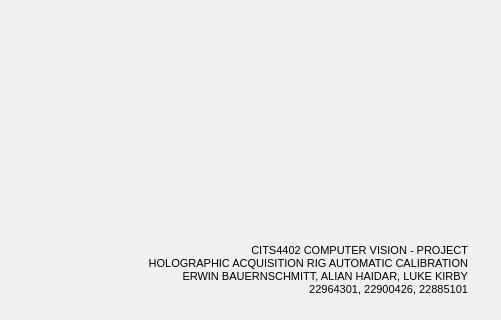
Above: sourcecode/gui.ui from alian1001/Holographic-Acquisition-Calibration-Tool before the change; both pictures show x 689 to 1190 and y 170 to 490 of the 1190 by 490 pixel window. Below: the same form after it.
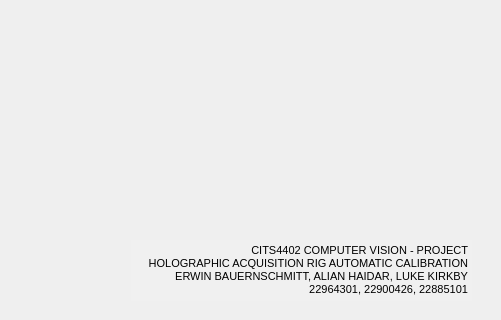
That is the form after the change. Icons and pictures are not drawn.

Diff of the .ui file:
```diff
--- a/sourcecode/gui.ui
+++ b/sourcecode/gui.ui
@@ -173,7 +173,7 @@
 &lt;/style&gt;&lt;/head&gt;&lt;body style=&quot; font-family:'MS Shell Dlg 2'; font-size:10pt; font-weight:400; font-style:normal;&quot;&gt;
 &lt;p align=&quot;right&quot; style=&quot; margin-top:0px; margin-bottom:0px; margin-left:0px; margin-right:0px; -qt-block-indent:0; text-indent:0px;&quot;&gt;&lt;span style=&quot; font-family:'Consolas,Courier New,monospace'; font-size:8pt; color:#000000;&quot;&gt;CITS4402 COMPUTER VISION - PROJECT&lt;/span&gt;&lt;/p&gt;
 &lt;p align=&quot;right&quot; style=&quot; margin-top:0px; margin-bottom:0px; margin-left:0px; margin-right:0px; -qt-block-indent:0; text-indent:0px;&quot;&gt;&lt;span style=&quot; font-family:'Consolas,Courier New,monospace'; font-size:8pt; color:#000000;&quot;&gt;HOLOGRAPHIC ACQUISITION RIG AUTOMATIC CALIBRATION&lt;/span&gt;&lt;/p&gt;
-&lt;p align=&quot;right&quot; style=&quot; margin-top:0px; margin-bottom:0px; margin-left:0px; margin-right:0px; -qt-block-indent:0; text-indent:0px;&quot;&gt;&lt;span style=&quot; font-family:'Consolas,Courier New,monospace'; font-size:8pt; color:#000000;&quot;&gt;ERWIN BAUERNSCHMITT, ALIAN HAIDAR, LUKE KIRBY&lt;/span&gt;&lt;/p&gt;
+&lt;p align=&quot;right&quot; style=&quot; margin-top:0px; margin-bottom:0px; margin-left:0px; margin-right:0px; -qt-block-indent:0; text-indent:0px;&quot;&gt;&lt;span style=&quot; font-family:'Consolas,Courier New,monospace'; font-size:8pt; color:#000000;&quot;&gt;ERWIN BAUERNSCHMITT, ALIAN HAIDAR, LUKE KIRKBY&lt;/span&gt;&lt;/p&gt;
 &lt;p align=&quot;right&quot; style=&quot; margin-top:0px; margin-bottom:0px; margin-left:0px; margin-right:0px; -qt-block-indent:0; text-indent:0px;&quot;&gt;&lt;span style=&quot; font-family:'Consolas,Courier New,monospace'; font-size:8pt; color:#000000;&quot;&gt; 22964301, 22900426, 22885101&lt;/span&gt;&lt;/p&gt;&lt;/body&gt;&lt;/html&gt;</string>
    </property>
   </widget>
```
